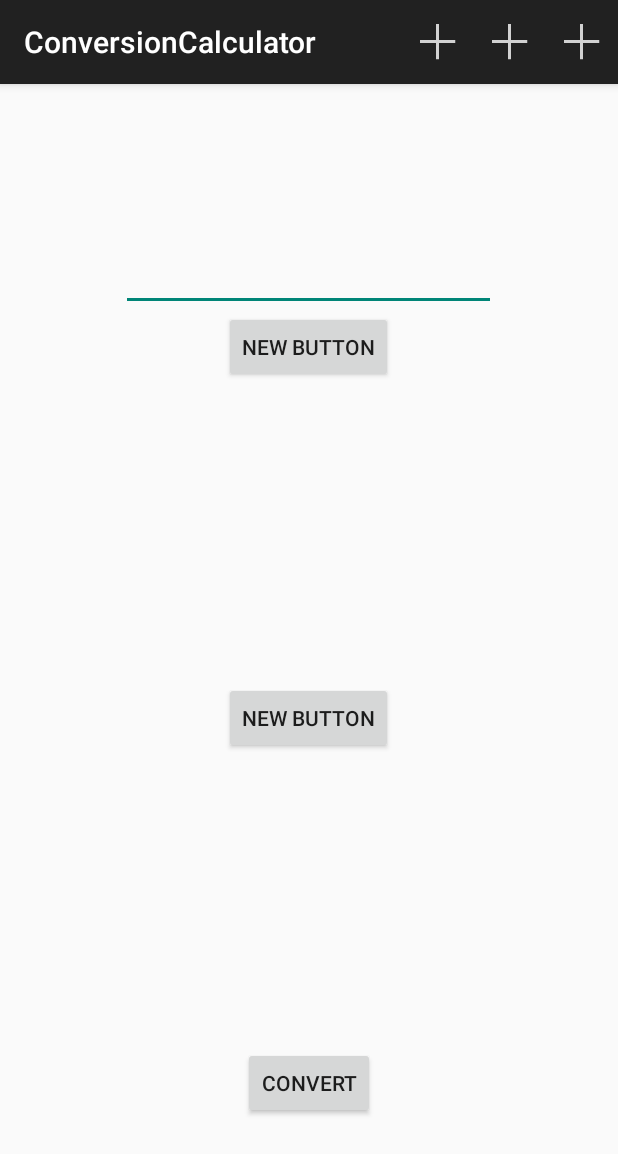
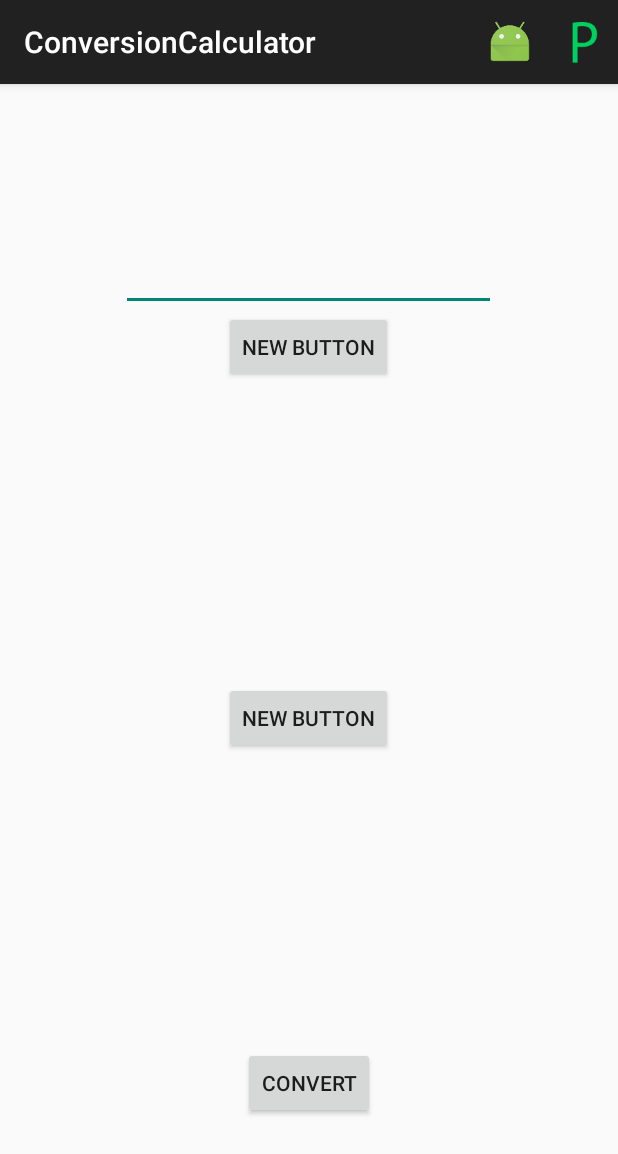
Before and after one commit to Test-Android/_Pantrie-Android, an Android app: the ConversionCalculator screen opened directly, with no data from a screen before it, on a phone screen of 412 x 824 dp. Shown: the top 1154 px of the screen. Run offline under Robolectric (Android 15) with nearby library versions, the phone set to English and light mode, and no system bars.

Commit message:
Phone now has custom icons :p

```diff
--- a/MyApplication/app/src/main/java/com/nicodangelo/Util/ConversionCalculator.java
+++ b/MyApplication/app/src/main/java/com/nicodangelo/Util/ConversionCalculator.java
@@ -445,10 +445,6 @@ public class ConversionCalculator extends ActionBarActivity
         {
             return true;
         }
-        else if(id == R.id.mass)
-        {
-            return true;
-        }
 
         return super.onOptionsItemSelected(item);
     }
--- a/MyApplication/app/src/main/res/menu/menu_conversion_calculator.xml
+++ b/MyApplication/app/src/main/res/menu/menu_conversion_calculator.xml
@@ -5,15 +5,12 @@
 
     <item android:id="@+id/volume"
           android:title="Volume"
-          android:icon="@drawable/ic_action_new"
+          android:icon="@mipmap/ic_launcher"
           app:showAsAction="always"/>
     <item android:id="@+id/length"
           android:title="Length"
-          android:icon="@drawable/ic_action_new"
+          android:icon="@drawable/application_icon"
           app:showAsAction="always"/>
-    <item android:id="@+id/mass"
-        android:title="Mass"
-        android:icon="@drawable/ic_action_new"
-        app:showAsAction="always"/>
+
 
 </menu>
```
